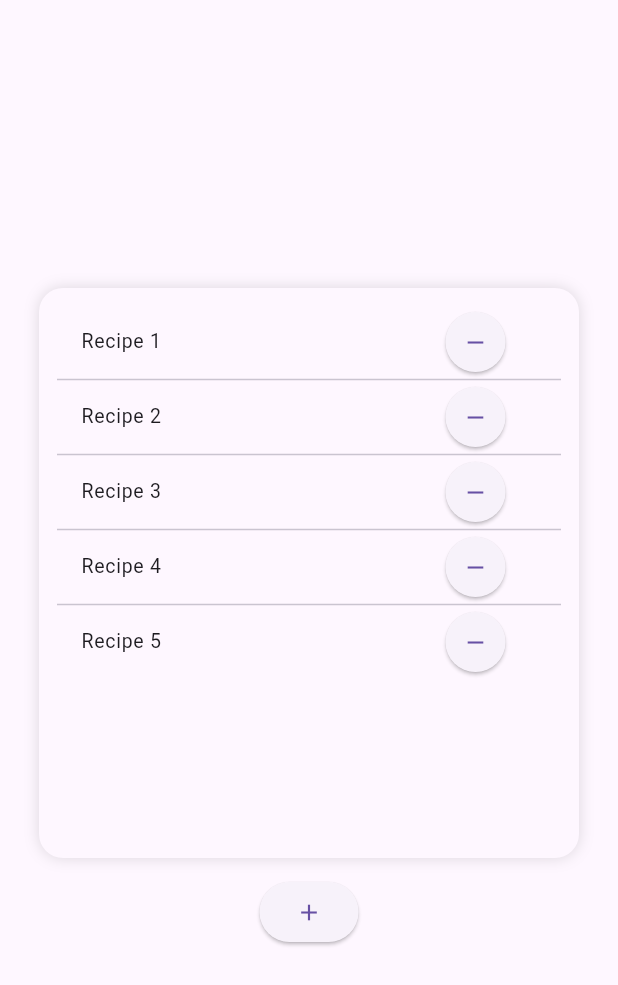
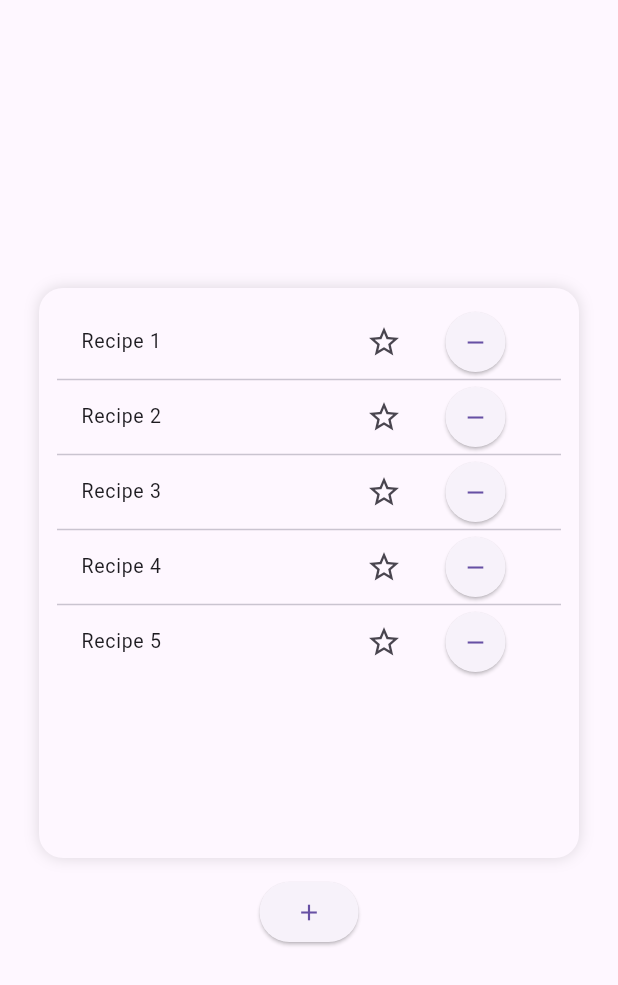
Before and after one commit to MasonMathias/RecipeBookProject, a Flutter app: the screen it shows after launch, on a phone screen of 412 x 824 dp. Shown: the top 985 px of the screen. Run offline on Flutter 3.47's test engine with Material 3 defaults, Android fonts, the light colour scheme and no system bars.

Commit message:
Added favoriting functionality

```diff
--- a/lib/home_screen.dart
+++ b/lib/home_screen.dart
@@ -27,11 +27,9 @@
   Future<void> _goToAdd() async {
     final result = await Navigator.pushNamed(context, '/add');
     if (!mounted) return;
-
     if (result is Map && result['details'] is RecipeDetails && result['title'] is String) {
       final details = result['details'] as RecipeDetails;
       final title = (result['title'] as String).trim();
-
       final added = RecipeStore.I.add(details, title: title);
       setState(() {
         _recipes.add(_RecipeItem(id: added.id, title: added.title));
@@ -42,6 +40,10 @@
 
   void _removeAt(int index) {
     setState(() => _recipes.removeAt(index));
+  }
+
+  void _toggleFavorite(int index) {
+    setState(() => _recipes[index] = _recipes[index].copyWith(favorite: !_recipes[index].favorite));
   }
 
   @override
@@ -69,13 +71,26 @@
                       dense: true,
                       title: Text(r.title),
                       onTap: () => _goToDetails(context, r.id, r.title),
-                      trailing: Tooltip(
+                      trailing: Row(
+                        mainAxisSize: MainAxisSize.min,
+                        children: [
+                          Tooltip(
+                            message: r.favorite ? 'Unfavorite' : 'Favorite',
+                            child: IconButton(
+                              onPressed: () => _toggleFavorite(i),
+                              icon: Icon(r.favorite ? Icons.star : Icons.star_border),
+                            ),
+                          ),
+                          const SizedBox(width: 4),
+                          Tooltip(
                             message: 'Delete',
                             child: ElevatedButton(
                               style: ElevatedButton.styleFrom(shape: const CircleBorder()),
                               onPressed: () => _removeAt(i),
                               child: const Icon(Icons.remove),
                             ),
+                          ),
+                        ],
                       ),
                     );
                   },
@@ -99,5 +114,11 @@
 class _RecipeItem {
   final String id;
   final String title;
-  _RecipeItem({required this.id, required this.title});
+  final bool favorite;
+  _RecipeItem({required this.id, required this.title, this.favorite = false});
+  _RecipeItem copyWith({String? id, String? title, bool? favorite}) => _RecipeItem(
+        id: id ?? this.id,
+        title: title ?? this.title,
+        favorite: favorite ?? this.favorite,
+      );
 }
```
Lines whose indentation alone changed are shown as unchanged.
